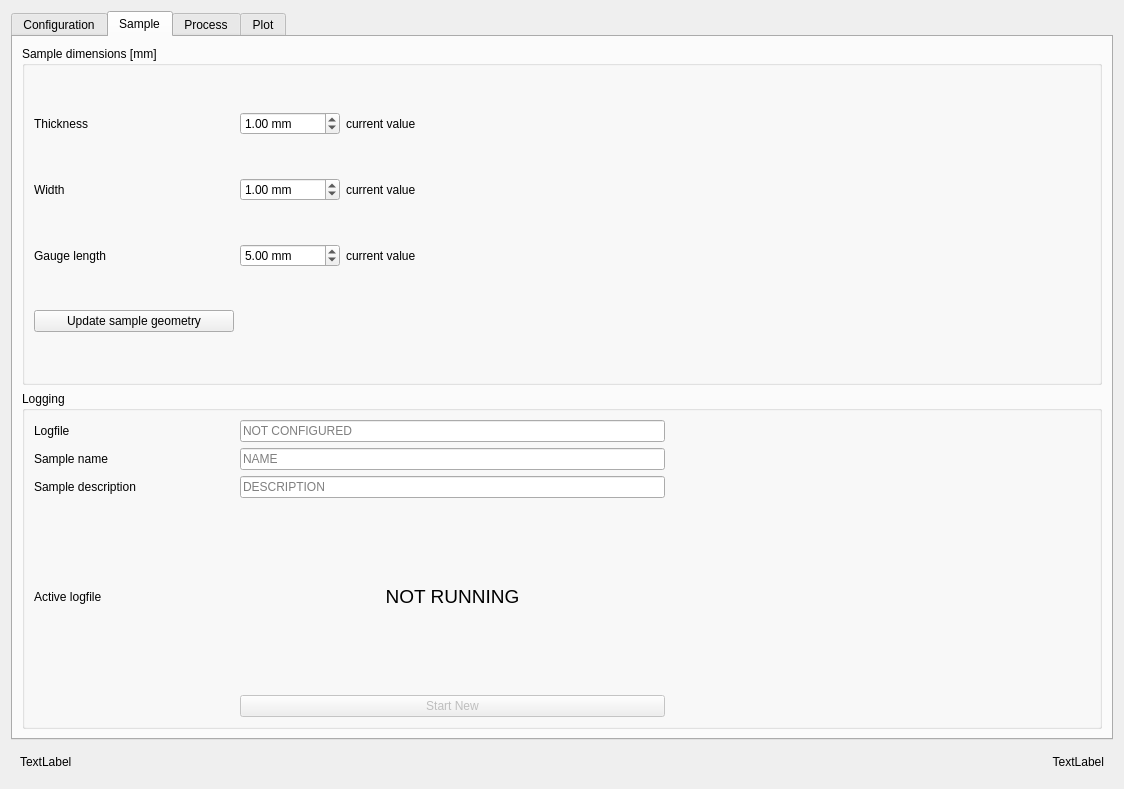
Above: loadframe.ui from zoltan885/P212_loadframe before the change. Below: the same form after it.
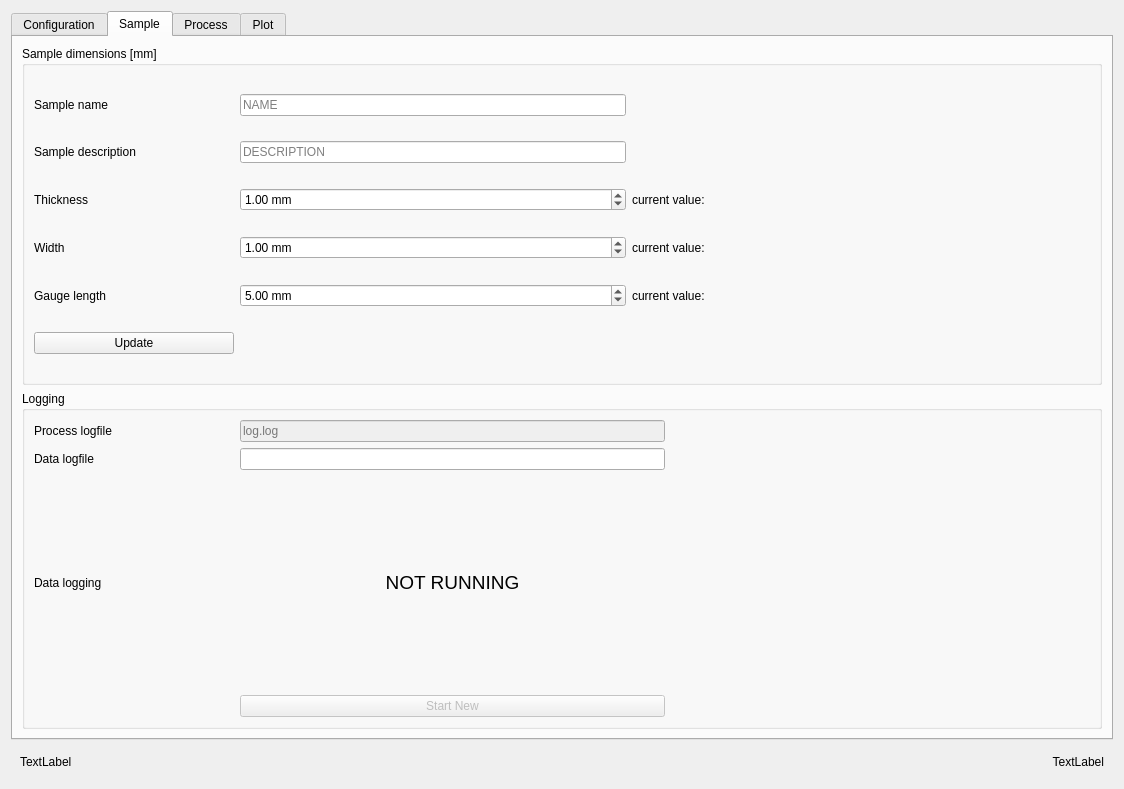
That is the form after the change. The open tabs and pages were chosen to show the change.

Commit message: added further features to the gui and to the code as well

Diff of the .ui file:
```diff
--- a/loadframe.ui
+++ b/loadframe.ui
@@ -299,14 +299,14 @@
           <string>Sample dimensions [mm]</string>
          </property>
          <layout class="QGridLayout" name="gridLayout">
-          <item row="1" column="0">
+          <item row="3" column="0">
            <widget class="QLabel" name="label_11">
             <property name="text">
              <string>Width</string>
             </property>
            </widget>
           </item>
-          <item row="1" column="1">
+          <item row="3" column="1">
            <widget class="QDoubleSpinBox" name="doubleSpinBox_width">
             <property name="suffix">
              <string> mm</string>
@@ -322,7 +322,7 @@
             </property>
            </widget>
           </item>
-          <item row="0" column="3">
+          <item row="2" column="3">
            <spacer name="horizontalSpacer">
             <property name="orientation">
              <enum>Qt::Horizontal</enum>
@@ -335,14 +335,14 @@
             </property>
            </spacer>
           </item>
-          <item row="2" column="0">
+          <item row="4" column="0">
            <widget class="QLabel" name="label_12">
             <property name="text">
              <string>Gauge length</string>
             </property>
            </widget>
           </item>
-          <item row="0" column="1">
+          <item row="2" column="1">
            <widget class="QDoubleSpinBox" name="doubleSpinBox_thickness">
             <property name="minimumSize">
              <size>
@@ -364,7 +364,7 @@
             </property>
            </widget>
           </item>
-          <item row="2" column="1">
+          <item row="4" column="1">
            <widget class="QDoubleSpinBox" name="doubleSpinBox_gaugeLength">
             <property name="suffix">
              <string> mm</string>
@@ -383,7 +383,7 @@
             </property>
            </widget>
           </item>
-          <item row="0" column="0">
+          <item row="2" column="0">
            <widget class="QLabel" name="label_10">
             <property name="sizePolicy">
              <sizepolicy hsizetype="Minimum" vsizetype="Preferred">
@@ -402,31 +402,62 @@
             </property>
            </widget>
           </item>
-          <item row="3" column="0">
-           <widget class="QPushButton" name="pushButton_updateGeometry">
+          <item row="5" column="0">
+           <widget class="QPushButton" name="pushButton_updateSample">
             <property name="text">
-             <string>Update sample geometry</string>
+             <string>Update</string>
             </property>
            </widget>
           </item>
-          <item row="0" column="2">
+          <item row="2" column="2">
            <widget class="QLabel" name="label_thicknessCurrent">
             <property name="text">
-             <string>current value</string>
+             <string>current value:</string>
             </property>
            </widget>
           </item>
-          <item row="1" column="2">
+          <item row="3" column="2">
            <widget class="QLabel" name="label_widthCurrent">
             <property name="text">
-             <string>current value</string>
+             <string>current value:</string>
             </property>
            </widget>
           </item>
-          <item row="2" column="2">
+          <item row="4" column="2">
            <widget class="QLabel" name="label_gaugeCurrent">
             <property name="text">
-             <string>current value</string>
+             <string>current value:</string>
+            </property>
+           </widget>
+          </item>
+          <item row="0" column="1">
+           <widget class="QLineEdit" name="lineEdit_sampleName">
+            <property name="maxLength">
+             <number>65</number>
+            </property>
+            <property name="placeholderText">
+             <string>NAME</string>
+            </property>
+           </widget>
+          </item>
+          <item row="0" column="0">
+           <widget class="QLabel" name="label_31">
+            <property name="text">
+             <string>Sample name</string>
+            </property>
+           </widget>
+          </item>
+          <item row="1" column="0">
+           <widget class="QLabel" name="label_30">
+            <property name="text">
+             <string>Sample description</string>
+            </property>
+           </widget>
+          </item>
+          <item row="1" column="1">
+           <widget class="QLineEdit" name="lineEdit_sampleDescription">
+            <property name="placeholderText">
+             <string>DESCRIPTION</string>
             </property>
            </widget>
           </item>
@@ -480,19 +511,15 @@
           <item row="3" column="0">
            <widget class="QLabel" name="label_14">
             <property name="text">
-             <string>Active logfile</string>
-            </property>
-           </widget>
-          </item>
-          <item row="2" column="0">
-           <widget class="QLabel" name="label_30">
-            <property name="text">
-             <string>Sample description</string>
+             <string>Data logging</string>
             </property>
            </widget>
           </item>
           <item row="0" column="1">
            <widget class="QLineEdit" name="lineEdit_logfile">
+            <property name="enabled">
+             <bool>false</bool>
+            </property>
             <property name="sizePolicy">
              <sizepolicy hsizetype="MinimumExpanding" vsizetype="Fixed">
               <horstretch>0</horstretch>
@@ -506,7 +533,7 @@
              </size>
             </property>
             <property name="placeholderText">
-             <string>NOT CONFIGURED</string>
+             <string>log.log</string>
             </property>
            </widget>
           </item>
@@ -525,33 +552,19 @@
              </size>
             </property>
             <property name="text">
-             <string>Logfile</string>
+             <string>Process logfile</string>
             </property>
            </widget>
           </item>
           <item row="1" column="0">
-           <widget class="QLabel" name="label_31">
+           <widget class="QLabel" name="label">
             <property name="text">
-             <string>Sample name</string>
+             <string>Data logfile</string>
             </property>
            </widget>
           </item>
           <item row="1" column="1">
-           <widget class="QLineEdit" name="lineEdit_sampleName">
-            <property name="maxLength">
-             <number>65</number>
-            </property>
-            <property name="placeholderText">
-             <string>NAME</string>
-            </property>
-           </widget>
-          </item>
-          <item row="2" column="1">
-           <widget class="QLineEdit" name="lineEdit_sampleDescription">
-            <property name="placeholderText">
-             <string>DESCRIPTION</string>
-            </property>
-           </widget>
+           <widget class="QLineEdit" name="lineEdit"/>
           </item>
          </layout>
         </widget>
```
Left out of the diff: 11 changed lines with no effect on the pictures. The commit also changes 1 other file.
